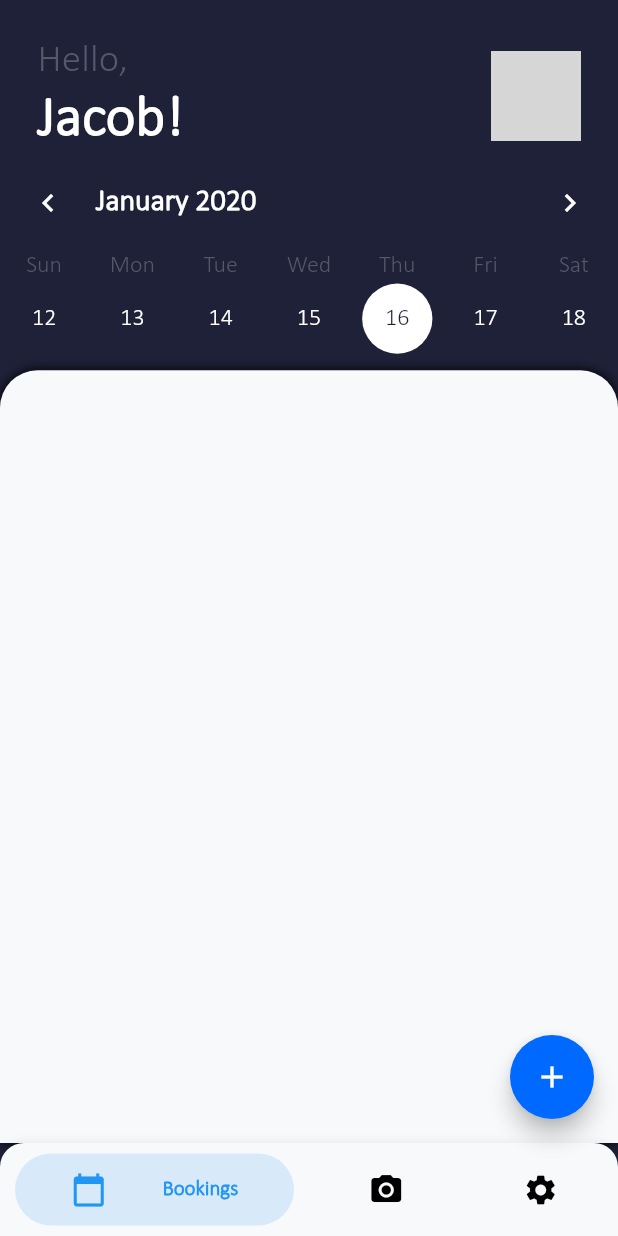
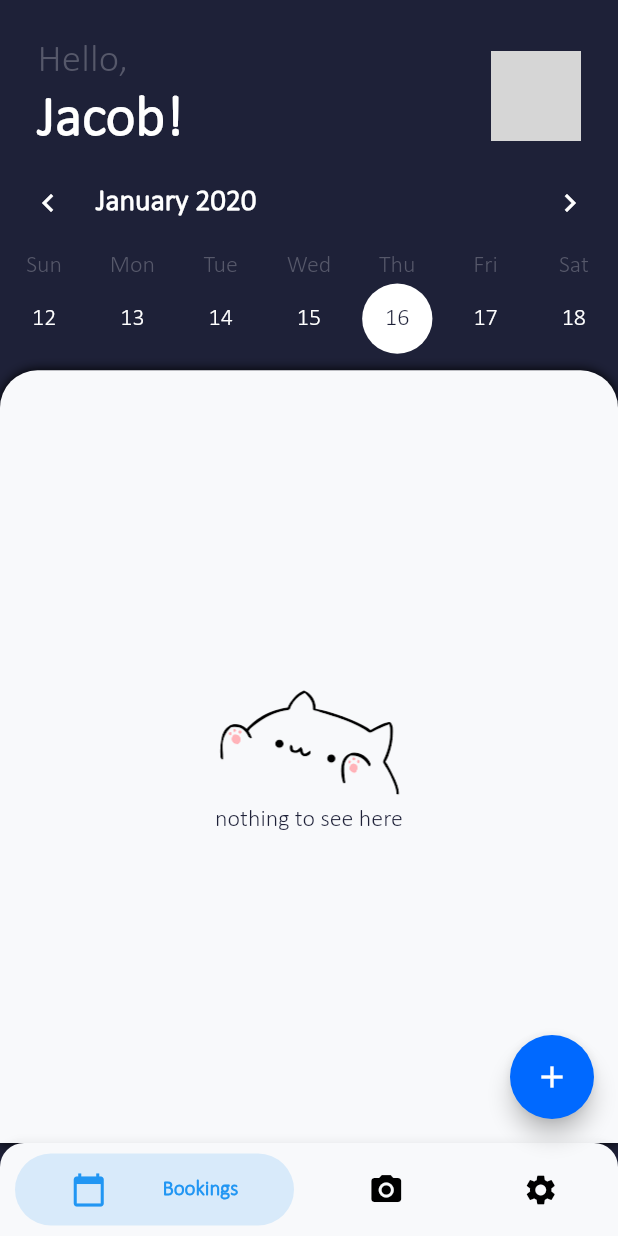
Before and after one commit to TimmyRB/StudyRoomBooking, a Flutter app: the screen it shows after launch, on a phone screen of 412 x 824 dp. Run offline on Flutter 3.47's test engine with Material 2 defaults, Android fonts, the phone set to English and light mode, and no system bars; drawn by our look-alikes of bubble_bottom_bar, table_calendar; missing offline and left inert: barcode_scan_fix; network calls fail; project files that could hold a hidden picture were left out; grey boxes are pictures that could not be loaded.

Commit message:
Added NotFound Image for Bookings List 🐱

```diff
--- a/lib/views/bookings.dart
+++ b/lib/views/bookings.dart
@@ -1,6 +1,8 @@
 import 'package:flutter/material.dart';
 import 'package:table_calendar/table_calendar.dart';
 import 'dart:math';
+
+import 'package:StudyRoomBooking/widgets/notFound.dart';
 
 class BookingsPage extends StatefulWidget {
   BookingsPage({Key key}) : super(key: key);
@@ -86,6 +88,7 @@ class BookingsState extends State<BookingsPage> {
             ),
           ),
           Expanded(
+            flex: 10,
             child: DecoratedBox(
               decoration: BoxDecoration(
                 boxShadow: <BoxShadow> [
@@ -96,10 +99,7 @@ class BookingsState extends State<BookingsPage> {
                 color: Theme.of(context).canvasColor,
                 borderRadius: BorderRadius.only(topLeft: Radius.circular(25), topRight: Radius.circular(25)),
               ),
-              child: SizedBox(
-                width: 500,
-                height: 50,
-              )
+              child: NotFound(),
             )
           )
         ],
--- /dev/null
+++ b/lib/widgets/notFound.dart
@@ -0,0 +1,26 @@
+import 'package:flutter/material.dart';
+
+class NotFound extends StatelessWidget {
+  @override
+  Widget build(BuildContext context) {
+    return new Row (
+      mainAxisAlignment: MainAxisAlignment.center,
+      children: <Widget>[
+        Column (
+          mainAxisAlignment: MainAxisAlignment.center,
+          children: <Widget>[
+            Container(
+              child: new Image.asset(
+                'images/cat.png',
+                height: 85.0,
+                width: 150.0,
+                fit: BoxFit.fitWidth
+              ),
+            ),
+            Text("nothing to see here", softWrap: true, style: Theme.of(context).textTheme.display2)
+          ],
+        )
+      ],
+    );
+  }
+}
--- a/pubspec.yaml
+++ b/pubspec.yaml
@@ -41,6 +41,8 @@ dev_dependencies:
 
 # The following section is specific to Flutter.
 flutter:
+  assets:
+    - images/cat.png
   fonts:
     - family: Calibri
       fonts:
```
Also changed, not shown: images/cat.png (added).
